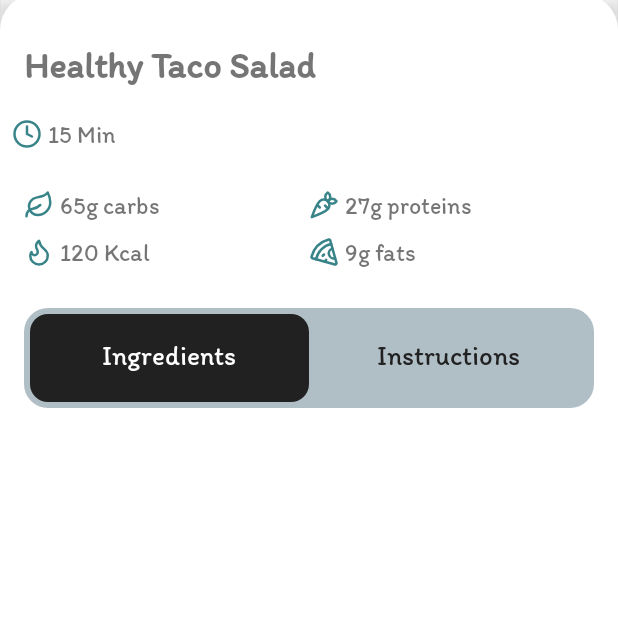
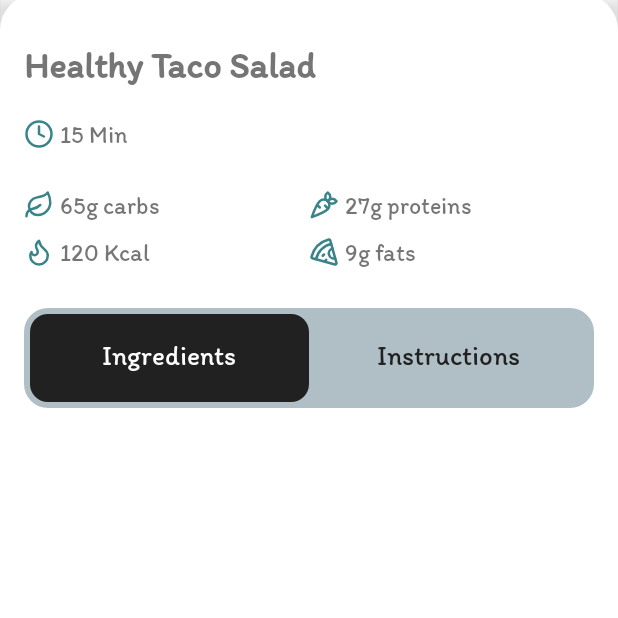
Before and after one commit to HaykAsatryanArm/UtemQez, an Android app: the RecipeDetailActivity screen opened directly, with no data from a screen before it, on a phone screen of 412 x 824 dp, the part 381-999 px from its top. Run offline under Robolectric (Android 15) with nearby library versions, the phone set to English and light mode, and no system bars; pictures from the network do not load; 1 statement that could not run was skipped.

Commit message:
Sound Record Frequency fix

```diff
--- a/app/src/main/java/com/haykasatryan/utemqez/RecipeDetailActivity.java
+++ b/app/src/main/java/com/haykasatryan/utemqez/RecipeDetailActivity.java
@@ -167,7 +167,7 @@ public class RecipeDetailActivity extends AppCompatActivity {
         recognizerIntent.putExtra(RecognizerIntent.EXTRA_LANGUAGE_MODEL, RecognizerIntent.LANGUAGE_MODEL_FREE_FORM);
         recognizerIntent.putExtra(RecognizerIntent.EXTRA_LANGUAGE, "en-US");
         recognizerIntent.putExtra(RecognizerIntent.EXTRA_PARTIAL_RESULTS, true);
-        recognizerIntent.putExtra(RecognizerIntent.EXTRA_SPEECH_INPUT_COMPLETE_SILENCE_LENGTH_MILLIS, 5000);
+        recognizerIntent.putExtra(RecognizerIntent.EXTRA_SPEECH_INPUT_COMPLETE_SILENCE_LENGTH_MILLIS, 2000);
         recognizerIntent.putExtra(RecognizerIntent.EXTRA_SPEECH_INPUT_MINIMUM_LENGTH_MILLIS, 2000);
         recognizerIntent.putExtra(RecognizerIntent.EXTRA_PROMPT, "Say 'Next' or 'Continue' to proceed");
 
--- a/app/src/main/res/layout/activity_recipe_detail.xml
+++ b/app/src/main/res/layout/activity_recipe_detail.xml
@@ -74,7 +74,8 @@
                         android:layout_width="wrap_content"
                         android:layout_height="wrap_content"
                         android:orientation="horizontal"
-                        android:padding="8dp"
+                        android:paddingVertical="8dp"
+                        android:paddingHorizontal="16dp"
                         app:layout_constraintStart_toStartOf="parent"
                         app:layout_constraintTop_toBottomOf="@id/detailRecipeTitle">
 
```
